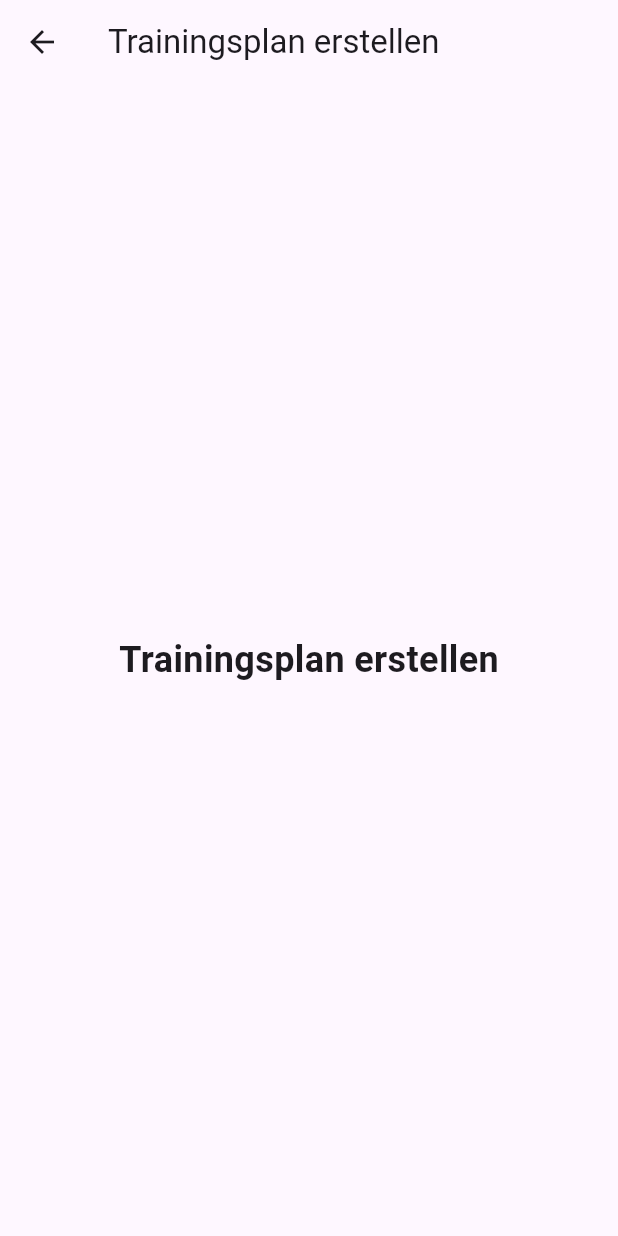
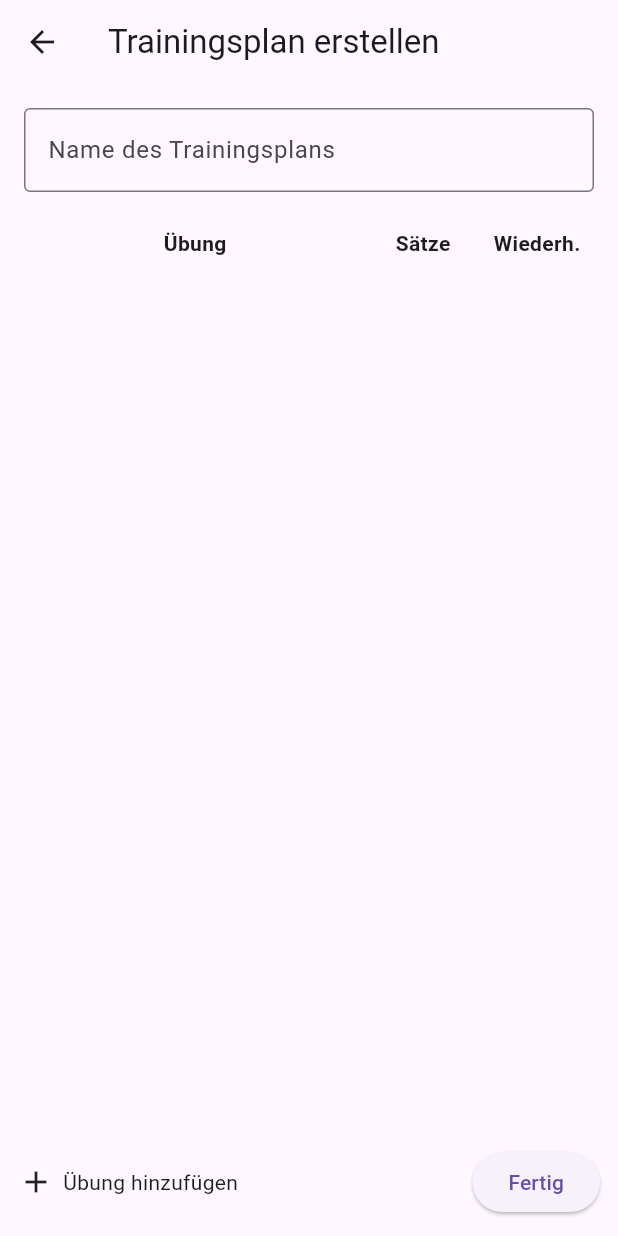
Before and after one commit to Halfsimon1234/Dominik, a Flutter app: the TrainingsplanScreen screen opened directly, on a phone screen of 412 x 824 dp. Run offline on Flutter 3.47's test engine with Material 3 defaults, Android fonts, the light colour scheme and no system bars.

Commit message:
Trainingsplanscreen bearbeitet

```diff
--- a/lib/screens/createTrainingScreen.dart
+++ b/lib/screens/createTrainingScreen.dart
@@ -1,19 +1,181 @@
 // Trainingsplan erstellen Screen
 import 'package:flutter/material.dart';
 
-class TrainingsplanScreen extends StatelessWidget {
+class TrainingsplanScreen extends StatefulWidget {  // stateful, da man dynamisch Übungen hinzufügt
   const TrainingsplanScreen({Key? key}) : super(key: key);
 
   @override
-  Widget build(BuildContext context) {
-    return Scaffold(
-      appBar: AppBar(title: const Text('Trainingsplan erstellen')),
-      body: const Center(
-        child: Text(
-          'Trainingsplan erstellen',
-          style: TextStyle(fontSize: 24, fontWeight: FontWeight.bold),
+  State<TrainingsplanScreen> createState() => _TrainingsplanScreenState();  // TrainingsplanSCreenState ist der Speicher + Logik für die Seite
+}
+
+class _TrainingsplanScreenState extends State<TrainingsplanScreen> {  // State-Klasse
+  // Liste der Übungen (nur für die Anzahl der Kästchen)
+  final List<int> _uebungen = []; // Anzahl der Übungen -> wie viele Kästchen gezeichnet werden sollen
+
+  @override
+  Widget build(BuildContext context) {  // build-Methode zeichnet die Seite (Flutter ruft sie beim ersten Anzeigen und bei setState() auf)
+    return Scaffold(  // Grundgerüst
+      appBar: AppBar(
+        title: const Text('Trainingsplan erstellen'),
+      ),
+
+
+      bottomNavigationBar: Padding(
+        padding: const EdgeInsets.all(12),
+        child: Row(
+          children: [
+            // Übung hinzufügen (links)
+            InkWell(
+              onTap: () {
+                setState(() {
+                  _uebungen.add(_uebungen.length);
+                });
+              },
+              child: Row(
+                children: const [
+                  Icon(Icons.add),  // Plus-Symbol, von Material Bibliothek
+                  SizedBox(width: 6),
+                  Text('Übung hinzufügen'),
+                ],
+              ),
+            ),
+
+            const Spacer(),
+
+            // Fertig Button (rechts)
+            ElevatedButton(
+              onPressed: () {
+                // TODO: Fertig
+                print('Trainingsplan fertig');
+              },
+              child: const Text('Fertig'),
+            ),
+          ],
+        ),
+      ),
+
+
+      body: Padding(
+        padding: const EdgeInsets.all(16),  // Abstand zum Rand
+        child: Column(  // alles untereinander ausrichten
+          children: [
+            // Name des Trainingsplans
+            TextField(
+              decoration: const InputDecoration(   // Styling
+                labelText: 'Name des Trainingsplans',
+                border: OutlineInputBorder(),
+              ),
+            ),
+
+            const SizedBox(height: 24),
+
+            // Überschriften
+            Row(  // alles nebeneinander ausrichten
+              children: const [
+                Expanded(
+                  flex: 3,  // Feld 3 Mal so breit wie die anderen
+                  child: Center(
+                    child: Text(
+                      'Übung',
+                      style: TextStyle(fontWeight: FontWeight.bold),
+                    ),
+                  ),
+                ),
+                Expanded(
+                  flex: 1,
+                  child: Center(
+                    child: Text(
+                      'Sätze',
+                      style: TextStyle(fontWeight: FontWeight.bold),
+                    ),
+                  ),
+                ),
+                Expanded(
+                  flex: 1,
+                  child: Center(
+                    child: Text(
+                      'Wiederh.',
+                      style: TextStyle(fontWeight: FontWeight.bold),
+                    ),
+                  ),
+                ),
+              ],
+            ),
+
+            const SizedBox(height: 8),
+
+            // Dynamische Liste der Übungs-Kästchen
+            Expanded( // damit die Liste scrollen kann
+              child: ListView.builder(
+                itemCount: _uebungen.length,  // soviele Kästchen, wie Elemente in _uebungen
+                itemBuilder: (context, index) { // jedes Kästchen einzeln zeichnen
+                  return _uebungsKasten();
+                },
+              ),
+            ),
+
+            const SizedBox(height: 12),
+          ],
         ),
       ),
     );
   }
+
+  // Ausgelagerte Funktion
+  // Einzelnes Übungs-Kästchen
+  Widget _uebungsKasten() {
+    return Container( // Rahmen um die Textfelder
+      margin: const EdgeInsets.symmetric(vertical: 6),
+      padding: const EdgeInsets.all(8),
+      decoration: BoxDecoration(
+        border: Border.all(color: Colors.grey),
+        borderRadius: BorderRadius.circular(8),
+      ),
+      child: Row(
+        children: [ // 3 Felder nebeneinander
+          // Übungsname
+          Expanded(
+            flex: 3,
+            child: TextField(
+              decoration: const InputDecoration(
+                hintText: 'Name...',
+                border: OutlineInputBorder(),
+                isDense: true,
+              ),
+            ),
+          ),
+
+          const SizedBox(width: 8),
+
+          // Sätze
+          Expanded(
+            flex: 1,
+            child: TextField(
+              keyboardType: TextInputType.number,
+              decoration: const InputDecoration(
+                hintText: 'Sätze...',
+                border: OutlineInputBorder(),
+                isDense: true,
+              ),
+            ),
+          ),
+
+          const SizedBox(width: 8),
+
+          // Wiederholungen
+          Expanded(
+            flex: 1,
+            child: TextField(
+              keyboardType: TextInputType.number,
+              decoration: const InputDecoration(
+                hintText: 'Wh...',
+                border: OutlineInputBorder(),
+                isDense: true,
+              ),
+            ),
+          ),
+        ],
+      ),
+    );
+  }
 }
--- a/lib/screens/homescreen.dart
+++ b/lib/screens/homescreen.dart
@@ -36,7 +36,6 @@ class HomeScreen extends StatelessWidget {  // neues Widget HomeScreen, das von
             // Button 1: Training starten
             ElevatedButton(
               onPressed: () {
-                // TODO: Navigation zum Training starten Screen
                 print('Training starten gedrückt');
                 Navigator.push( // auf eine neue Seite navigieren
                   context,
```
